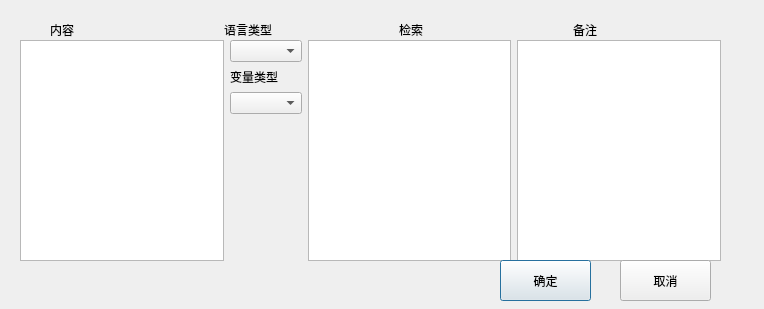
Above: auto_c_code/PushDbdialog.ui from yjduoduo/auto_c_code before the change. Below: the same form after it.
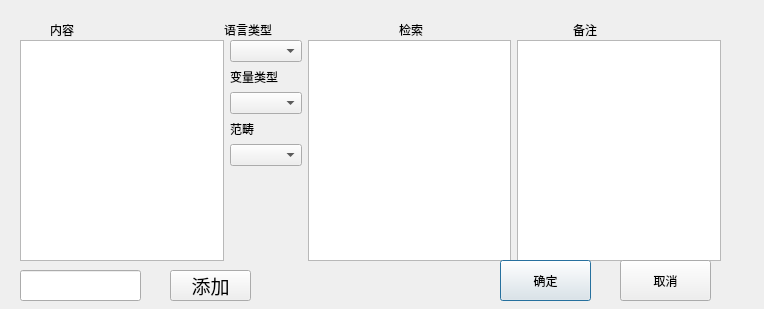
That is the form after the change.

Commit message: 添加 范围表 并且可以自定义添加相应的内容 主程序表中也添加相应的列 发布1.1 release版本 auto_c_code.exe

Diff of the .ui file:
```diff
--- a/auto_c_code/PushDbdialog.ui
+++ b/auto_c_code/PushDbdialog.ui
@@ -81,6 +81,16 @@
       <item>
        <widget class="QComboBox" name="comboBox_vartype"/>
       </item>
+      <item>
+       <widget class="QLabel" name="label_6">
+        <property name="text">
+         <string>范畴</string>
+        </property>
+       </widget>
+      </item>
+      <item>
+       <widget class="QComboBox" name="comboBox_aspect"/>
+      </item>
       <item>
        <spacer name="verticalSpacer_2">
         <property name="orientation">
@@ -130,6 +140,35 @@
     <string>取消</string>
    </property>
   </widget>
+  <widget class="QPushButton" name="pushButton_add">
+   <property name="geometry">
+    <rect>
+     <x>170</x>
+     <y>270</y>
+     <width>81</width>
+     <height>31</height>
+    </rect>
+   </property>
+   <property name="font">
+    <font>
+     <family>楷体</family>
+     <pointsize>14</pointsize>
+    </font>
+   </property>
+   <property name="text">
+    <string>添加</string>
+   </property>
+  </widget>
+  <widget class="QLineEdit" name="lineEdit_add_aspect">
+   <property name="geometry">
+    <rect>
+     <x>20</x>
+     <y>270</y>
+     <width>121</width>
+     <height>31</height>
+    </rect>
+   </property>
+  </widget>
  </widget>
  <resources/>
  <connections/>
```
The commit also changes 9 other files.
